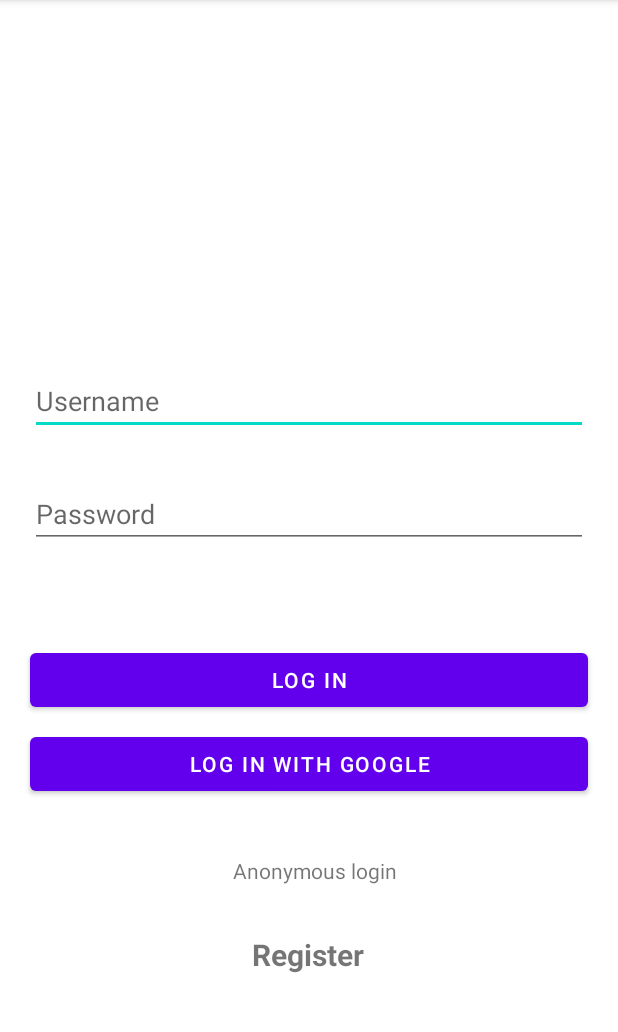
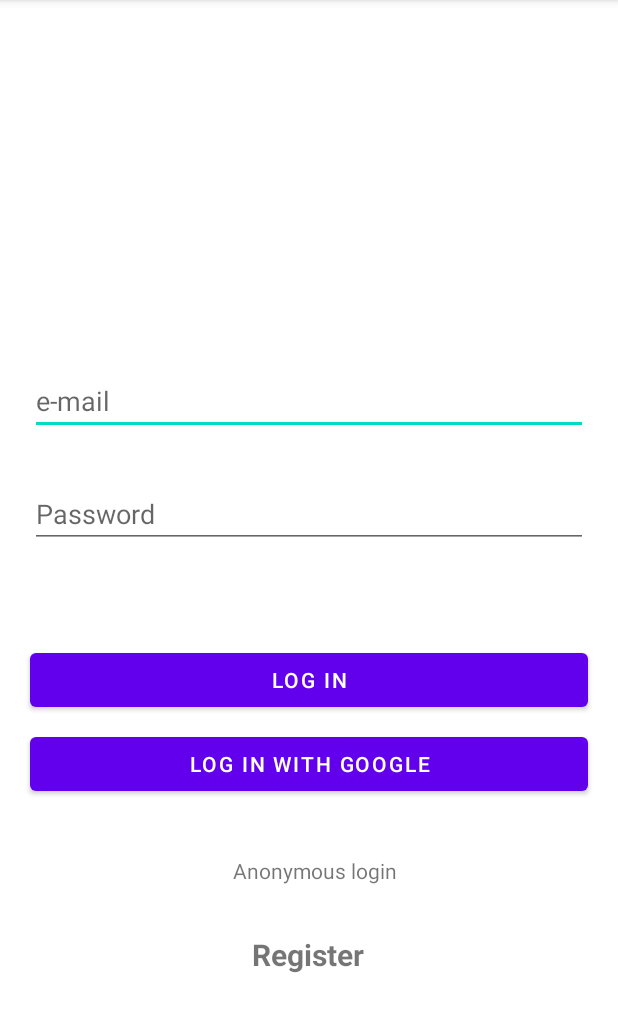
Before and after one commit to AbThy/GaiaiEstate, an Android app: the screen it shows after launch (MainActivity), after a tap on "LOG IN", on a phone screen of 412 x 824 dp, the part 84-1116 px from its top. Run offline under Robolectric (Android 15) with nearby library versions, the phone set to English and light mode, and no system bars; our stand-ins replace Firebase (no records; nobody signed in at launch, a user with empty details on screens opened directly).

Commit message:
firebaseLogin
-Implemented login
-Finished activity intents

```diff
--- a/app/src/main/java/h052104/gaiaestate/MainActivity.java
+++ b/app/src/main/java/h052104/gaiaestate/MainActivity.java
@@ -1,5 +1,6 @@
 package h052104.gaiaestate;
 
+import androidx.annotation.NonNull;
 import androidx.appcompat.app.AppCompatActivity;
 
 import android.content.Intent;
@@ -7,14 +8,24 @@ import android.os.Bundle;
 import android.util.Log;
 import android.view.View;
 import android.widget.EditText;
+import android.widget.Toast;
+
+import com.google.android.gms.tasks.OnCompleteListener;
+import com.google.android.gms.tasks.Task;
+import com.google.firebase.auth.AuthResult;
+import com.google.firebase.auth.FirebaseAuth;
 
 public class MainActivity extends AppCompatActivity {
+
     private static final String LOG_TAG = MainActivity.class.getName();
+    private FirebaseAuth firebaseAuth;
 
     @Override
     protected void onCreate(Bundle savedInstanceState) {
         super.onCreate(savedInstanceState);
         setContentView(R.layout.activity_main);
+
+        firebaseAuth = FirebaseAuth.getInstance();
     }
 
     // Button events
@@ -23,18 +34,45 @@ public class MainActivity extends AppCompatActivity {
     }
 
     public void login(View view) {
-        String userName = ((EditText)findViewById(R.id.editTextUserName)).getText().toString();
-        String password = ((EditText)findViewById(R.id.editTextPassword)).getText().toString();
-        String logMessage = "User login: " + userName + ", with password: " + password + " .";
-        Log.i(LOG_TAG, logMessage);
+        String email = ((EditText)findViewById(R.id.editTextEmail)).getText().toString().trim();
+        String password = ((EditText)findViewById(R.id.editTextPassword)).getText().toString().trim();
+
+        firebaseAuth.signInWithEmailAndPassword(email, password).addOnCompleteListener(this, new OnCompleteListener<AuthResult>() {
+            @Override
+            public void onComplete(@NonNull Task<AuthResult> task) {
+                if(task.isSuccessful()){
+                    Log.i(LOG_TAG, "Firebase task: signInWithEmailAndPassword succeeded!");
+                    startApp();
+                } else {
+                    Log.d(LOG_TAG, "Error: firebaseAuth.createUserWithEmailAndPassword");
+                    Toast.makeText(MainActivity.this, task.getException().getMessage(), Toast.LENGTH_LONG).show();
+                }
+            }
+        });
     }
 
     public void loginAsAnon(View view) {
-        // TODO
+        firebaseAuth.signInAnonymously().addOnCompleteListener(this, new OnCompleteListener<AuthResult>() {
+            @Override
+            public void onComplete(@NonNull Task<AuthResult> task) {
+                if(task.isSuccessful()){
+                    Log.i(LOG_TAG, "Firebase task: signInAnonymously succeeded!");
+                    startApp();
+                } else {
+                    Log.d(LOG_TAG, "Error: firebaseAuth.signInAnonymously");
+                    Toast.makeText(MainActivity.this, task.getException().getMessage(), Toast.LENGTH_LONG).show();
+                }
+            }
+        });
     }
 
     public void openRegisterActivity(View view) {
         Intent i = new Intent(this, RegisterActivity.class);
         startActivity(i);
     }
+
+    public void startApp(){
+        Intent i = new Intent(this, BrowserActivity.class);
+        startActivity(i);
+    }
 }
--- a/app/src/main/java/h052104/gaiaestate/RegisterActivity.java
+++ b/app/src/main/java/h052104/gaiaestate/RegisterActivity.java
@@ -30,7 +30,8 @@ public class RegisterActivity extends AppCompatActivity {
     }
 
     public void cancel(View view) {
-
+        Intent i = new Intent(this, MainActivity.class);
+        startActivity(i);
     }
 
     public void register(View view) {
@@ -60,7 +61,7 @@ public class RegisterActivity extends AppCompatActivity {
                     startApp();
                 } else {
                     Log.d(LOG_TAG, "Error: firebaseAuth.createUserWithEmailAndPassword");
-                    Toast.makeText(RegisterActivity.this, "!! Firebase task: createUserWithEmailAndPassword failed: " + task.getException().getMessage(), Toast.LENGTH_LONG).show();
+                    Toast.makeText(RegisterActivity.this, task.getException().getMessage(), Toast.LENGTH_LONG).show();
                 }
             }
         });
--- a/app/src/main/res/layout/activity_main.xml
+++ b/app/src/main/res/layout/activity_main.xml
@@ -7,15 +7,15 @@
     tools:context=".MainActivity">
 
     <EditText
-        android:id="@+id/editTextUserName"
+        android:id="@+id/editTextEmail"
         android:layout_width="match_parent"
         android:layout_height="wrap_content"
         android:layout_marginBottom="75dp"
         android:layout_marginLeft="20dp"
         android:layout_marginRight="20dp"
         android:ems="10"
-        android:hint="@string/username_en"
-        android:inputType="text"
+        android:hint="@string/eMail"
+        android:inputType="textEmailAddress"
         app:layout_constraintBottom_toBottomOf="parent"
         app:layout_constraintTop_toTopOf="parent"
         app:layout_constraintVertical_bias="0.378"
```
Also changed, not shown: app/src/main/java/h052104/gaiaestate/BrowserActivity.java (+7 -0 lines).
